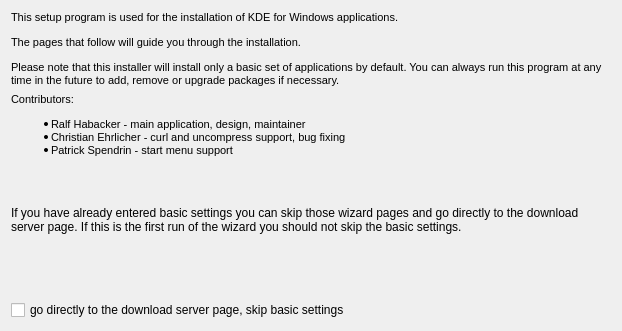
Above: gui/themes/main/titlepage.ui from KDE/kdewin-installer before the change. Below: the same form after it.
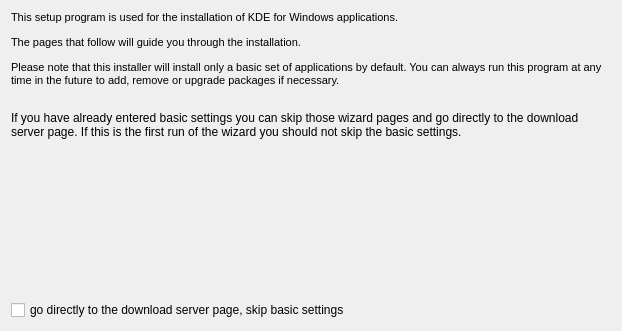
That is the form after the change.

```diff
--- a/gui/themes/main/titlepage.ui
+++ b/gui/themes/main/titlepage.ui
@@ -44,35 +44,6 @@
     </widget>
    </item>
    <item row="1" column="0" >
-    <widget class="QLabel" name="label_3" >
-     <property name="sizePolicy" >
-      <sizepolicy vsizetype="Preferred" hsizetype="Minimum" >
-       <horstretch>0</horstretch>
-       <verstretch>0</verstretch>
-      </sizepolicy>
-     </property>
-     <property name="text" >
-      <string>&lt;html>&lt;head>&lt;meta name="qrichtext" content="1" />&lt;style type="text/css">
-p, li { white-space: pre-wrap; }
-&lt;/style>&lt;/head>&lt;body style=" font-family:'MS Shell Dlg 2'; font-size:7.8pt; font-weight:400; font-style:normal;">
-&lt;p style=" margin-top:12px; margin-bottom:12px; margin-left:0px; margin-right:0px; -qt-block-indent:0; text-indent:0px;">&lt;span style=" font-size:8pt;">Contributors: &lt;/span>&lt;/p>
-&lt;ul style="-qt-list-indent: 1;">&lt;li style=" font-size:8pt;" style=" margin-top:12px; margin-bottom:0px; margin-left:0px; margin-right:0px; -qt-block-indent:0; text-indent:0px;">Ralf Habacker - main application, design, maintainer &lt;/li>
-&lt;li style=" font-size:8pt;" style=" margin-top:0px; margin-bottom:0px; margin-left:0px; margin-right:0px; -qt-block-indent:0; text-indent:0px;">Christian Ehrlicher - curl and uncompress support, bug fixing &lt;/li>
-&lt;li style=" font-size:8pt;" style=" margin-top:0px; margin-bottom:12px; margin-left:0px; margin-right:0px; -qt-block-indent:0; text-indent:0px;">Patrick Spendrin - start menu support &lt;/li>&lt;/ul>
-&lt;p style="-qt-paragraph-type:empty; margin-top:0px; margin-bottom:0px; margin-left:0px; margin-right:0px; -qt-block-indent:0; text-indent:0px; font-size:8pt;">&lt;/p>&lt;/body>&lt;/html></string>
-     </property>
-     <property name="textFormat" >
-      <enum>Qt::RichText</enum>
-     </property>
-     <property name="alignment" >
-      <set>Qt::AlignLeading|Qt::AlignLeft|Qt::AlignTop</set>
-     </property>
-     <property name="wordWrap" >
-      <bool>true</bool>
-     </property>
-    </widget>
-   </item>
-   <item row="2" column="0" >
     <spacer name="verticalSpacer_2" >
      <property name="orientation" >
       <enum>Qt::Vertical</enum>
@@ -88,7 +59,7 @@
      </property>
     </spacer>
    </item>
-   <item row="3" column="0" >
+   <item row="2" column="0" >
     <widget class="QLabel" name="label_2" >
      <property name="sizePolicy" >
       <sizepolicy vsizetype="Preferred" hsizetype="Minimum" >
@@ -107,7 +78,7 @@
      </property>
     </widget>
    </item>
-   <item row="4" column="0" >
+   <item row="3" column="0" >
     <spacer name="verticalSpacer" >
      <property name="orientation" >
       <enum>Qt::Vertical</enum>
```
Left out of the diff: 2 changed lines with no effect on the pictures.
